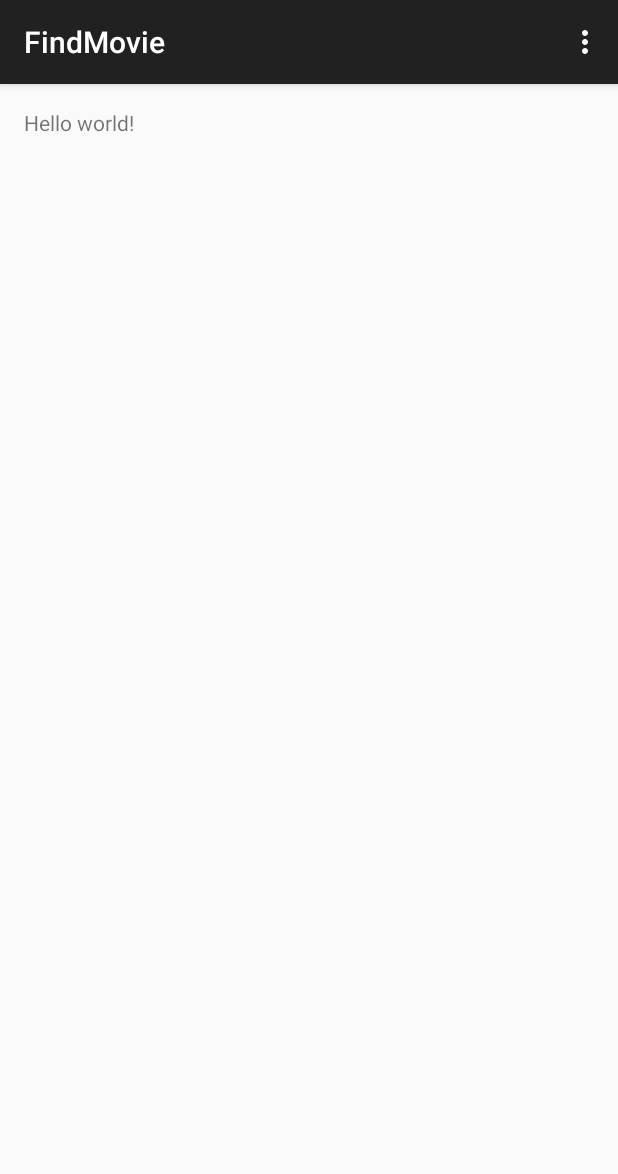
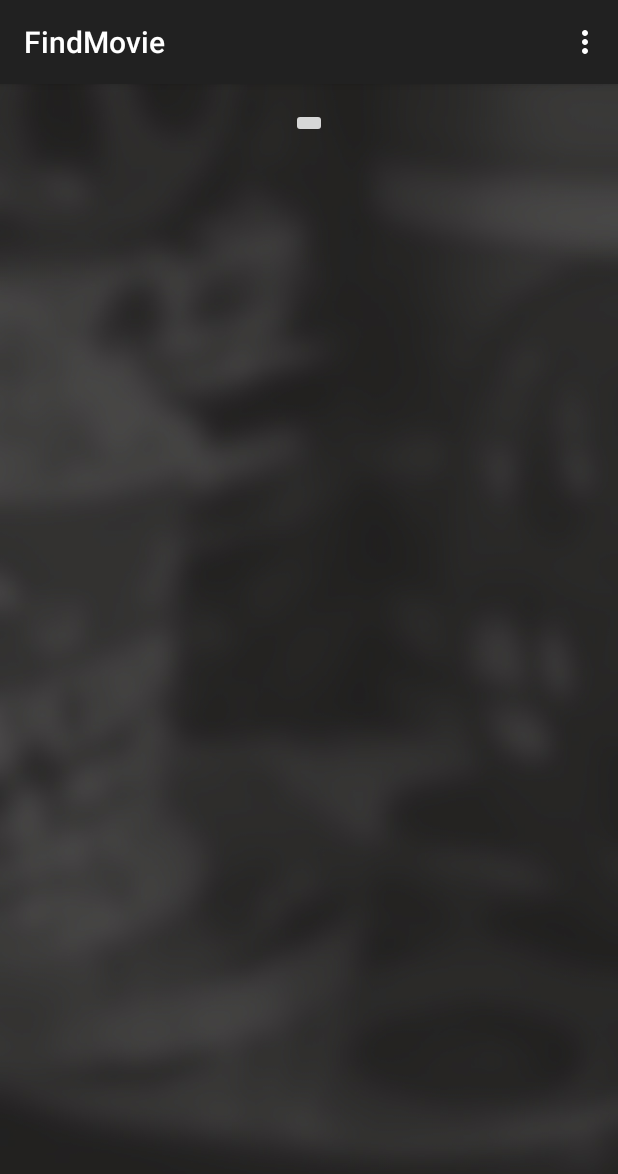
Before and after one commit to alexandre025/Findamovie, an Android app: the FindMovie screen opened directly, with no data from a screen before it, on a phone screen of 412 x 824 dp. Shown: the top 1174 px of the screen. Run offline under Robolectric (Android 15) with nearby library versions, the phone set to English and light mode, and no system bars.

```diff
--- a/Android/FindAMovie/app/src/main/res/layout/activity_find_movie.xml
+++ b/Android/FindAMovie/app/src/main/res/layout/activity_find_movie.xml
@@ -4,9 +4,14 @@
     android:paddingRight="@dimen/activity_horizontal_margin"
     android:paddingTop="@dimen/activity_vertical_margin"
     android:paddingBottom="@dimen/activity_vertical_margin"
+    android:background="@drawable/background"
     tools:context="net.hetic.findamovie.FindMovie">
 
-    <TextView android:text="@string/hello_world" android:layout_width="wrap_content"
-        android:layout_height="wrap_content" />
 
+    <ImageButton
+        android:layout_width="wrap_content"
+        android:layout_height="wrap_content"
+        android:id="@+id/imageButton"
+        android:layout_alignParentTop="true"
+        android:layout_centerHorizontal="true" />
 </RelativeLayout>
```
Also changed, not shown: Android/FindAMovie/app/src/main/java/net/hetic/findamovie/MainActivity.java (+12 -4 lines).
